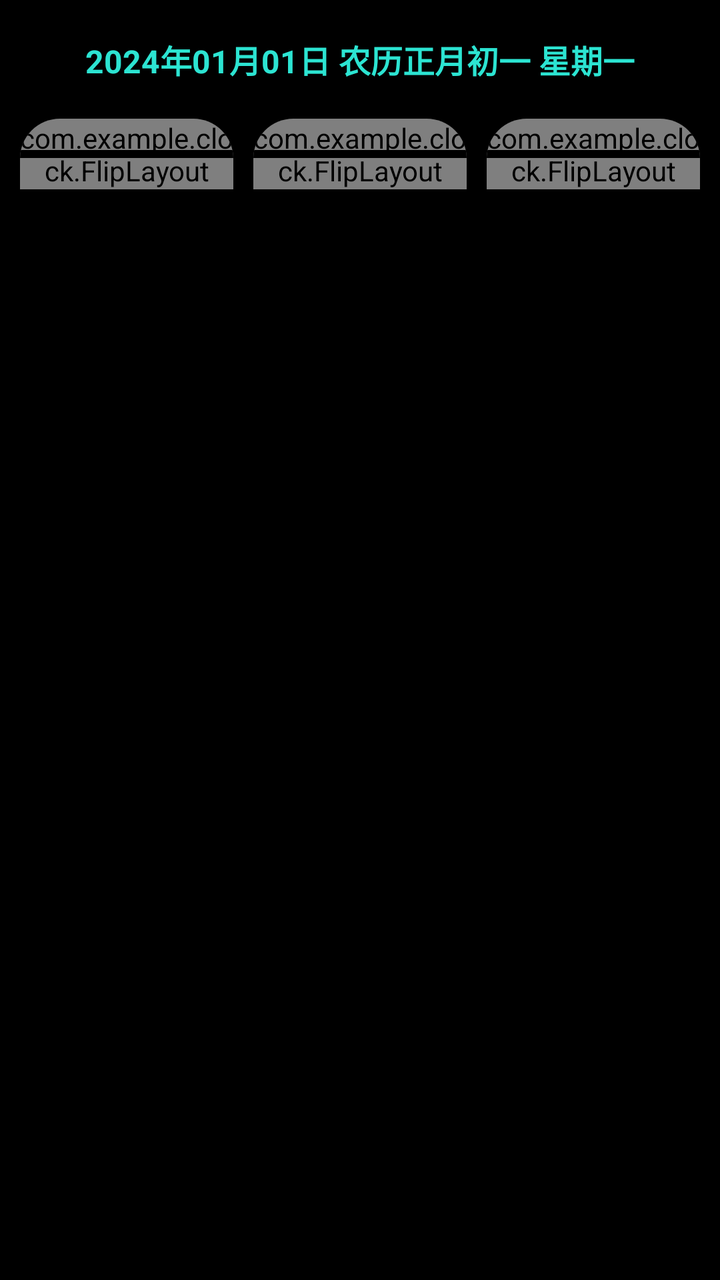
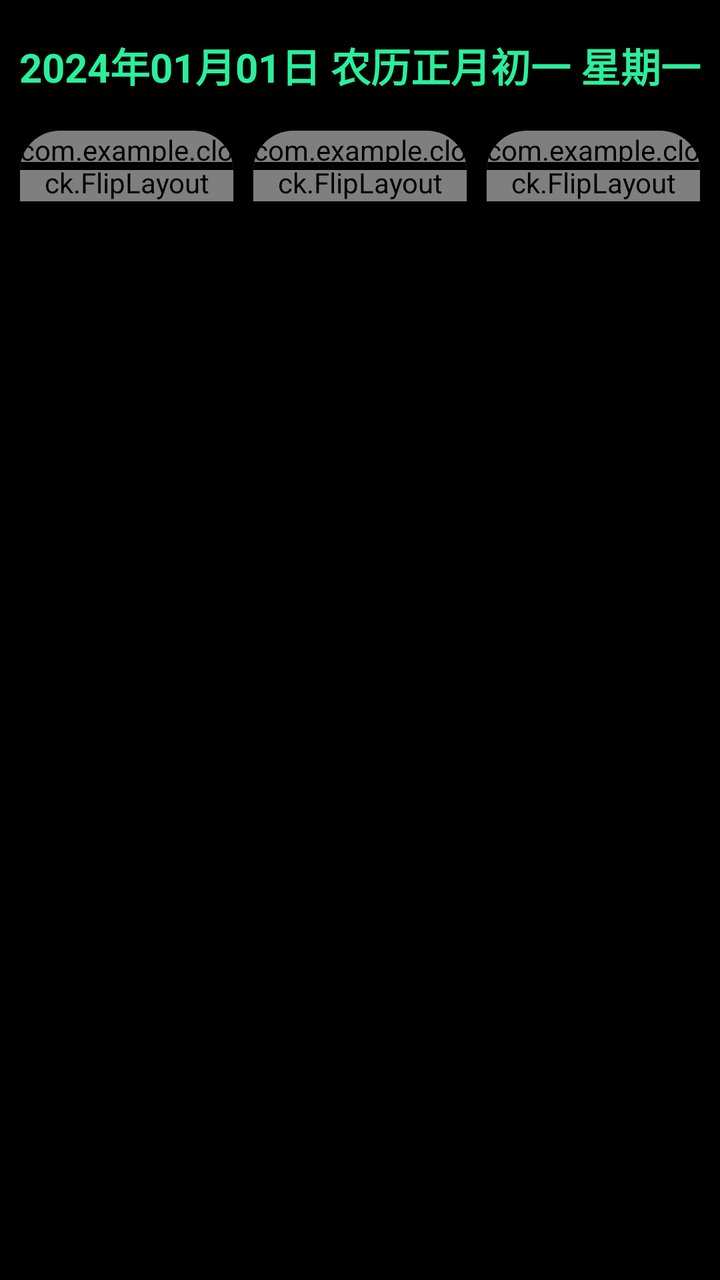

Before-and-after screenshots of an Android layout around one commit, followed by the original layout XML and the change that was made.
<!-- AndroidManifest.xml: application theme android:Theme.NoTitleBar.Fullscreen -->
<!-- res/layout/activity_main.xml -->
<?xml version="1.0" encoding="UTF-8"?>
<LinearLayout tools:context=".MainActivity"
    android:orientation="vertical"
    android:layout_height="match_parent"
    android:layout_width="match_parent"
    android:background="@color/black"
    xmlns:tools="http://schemas.android.com/tools"
    xmlns:myFlip="http://schemas.android.com/apk/res-auto"
    xmlns:android="http://schemas.android.com/apk/res/android"
    xmlns:app="http://schemas.android.com/apk/res-auto">

    <TextView
        android:id="@+id/date_info_text"
        android:layout_width="match_parent"
        android:layout_height="wrap_content"
        android:gravity="center"
        android:paddingTop="18dp"
        android:paddingBottom="8dp"
        android:textColor="@color/sky_blue"
        android:textSize="16sp"
        android:textStyle="bold"
        android:text="2024年01月01日 农历正月初一 星期一" />

    <LinearLayout
        android:orientation="horizontal"
        android:layout_height="match_parent"
        android:layout_width="match_parent"
        android:background="@color/black"
        android:paddingTop="10dp"
        android:paddingBottom="50dp"
        android:paddingLeft="10dp"
        android:paddingRight="10dp">
        <androidx.cardview.widget.CardView
            android:layout_height="match_parent"
            android:layout_width="0dp"
            android:layout_weight="1"
            app:cardCornerRadius="20dp"

            >
            <FrameLayout
                android:layout_width="wrap_content"
                android:layout_height="wrap_content">

                <com.example.clock.FlipLayout
                    android:id="@+id/bit_flip_1"
                    android:layout_width="match_parent"
                    android:layout_height="match_parent"
                    android:background="#ffffff"
                    myFlip:flipTextBackground="@color/DimGray"
                    myFlip:flipTextColor="@color/sky_blue"

                    myFlip:flipTextSize="200sp" />
            
                <View
                    android:layout_width="match_parent"
                    android:layout_height="4dp"
                    android:layout_gravity="center"
                    android:background="@color/black"
                    />
            </FrameLayout>
        </androidx.cardview.widget.CardView>
        <androidx.cardview.widget.CardView
            android:layout_height="match_parent"
            android:layout_width="0dp"
            android:layout_weight="1"
            app:cardCornerRadius="20dp"
            android:layout_marginLeft="10dp">
            <FrameLayout
                android:layout_width="wrap_content"
                android:layout_height="wrap_content">
            <com.example.clock.FlipLayout

                android:layout_height="match_parent"
                android:layout_width="match_parent"
                android:id="@+id/bit_flip_2"
                myFlip:flipTextColor="@color/sky_blue"
                myFlip:flipTextSize="200sp"
                myFlip:flipTextBackground="@color/DimGray"
                android:background="#ffffff"/>
                
                <View
                    android:id="@+id/last_price_line"
                    android:layout_width="match_parent"
                    android:layout_height="4dp"
                    android:layout_gravity="center"
                    android:background="@color/black"
                    />
            </FrameLayout>
        </androidx.cardview.widget.CardView>
        <androidx.cardview.widget.CardView
            android:layout_height="match_parent"
            android:layout_width="0dp"
            android:layout_weight="1"
            app:cardCornerRadius="20dp"
            android:layout_marginLeft="10dp">
            <FrameLayout
                android:layout_width="wrap_content"
                android:layout_height="wrap_content">
            <com.example.clock.FlipLayout
                android:layout_height="match_parent"
                android:layout_width="match_parent"
                android:id="@+id/bit_flip_3"
                myFlip:flipTextColor="@color/sky_blue"
                myFlip:flipTextSize="200sp"
                myFlip:flipTextBackground="@color/DimGray"
                android:background="#333"/>  />
            
            <View
                android:layout_width="match_parent"
                android:layout_height="4dp"
                android:layout_gravity="center"
                android:background="@color/black"
                />
        </FrameLayout>
        </androidx.cardview.widget.CardView>

</LinearLayout>

</LinearLayout>
<!-- resources referenced by this layout -->
<resources>
  <color name="DimGray">#313131</color>
  <color name="black">#FF000000</color>
  <color name="sky_blue">#2CE4D2</color>
</resources>

<!-- the commit's change to res/layout/activity_main.xml (unified diff, before → after) -->
@@ -17,7 +17,7 @@
         android:paddingTop="18dp"
         android:paddingBottom="8dp"
         android:textColor="@color/sky_blue"
-        android:textSize="16sp"
+        android:textSize="20sp"
         android:textStyle="bold"
         android:text="2024年01月01日 农历正月初一 星期一" />
 
<!-- resource entries referenced after the edit -->
@@ -2,6 +2,6 @@
 <resources>
   <color name="DimGray">#313131</color>
   <color name="black">#FF000000</color>
-  <color name="sky_blue">#2CE4D2</color>
+  <color name="sky_blue">#2AEF9B</color>
 </resources>
 
